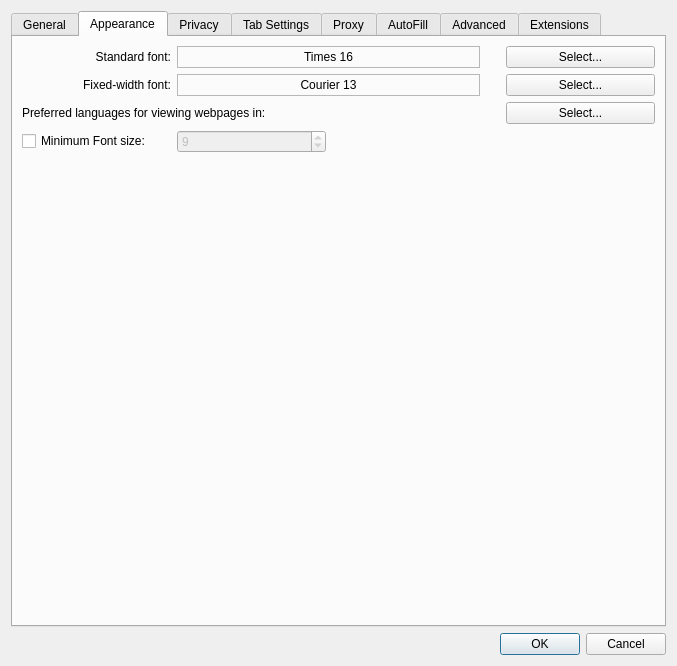
Above: src/settings.ui from janos-szenfner/arora before the change. Below: the same form after it.
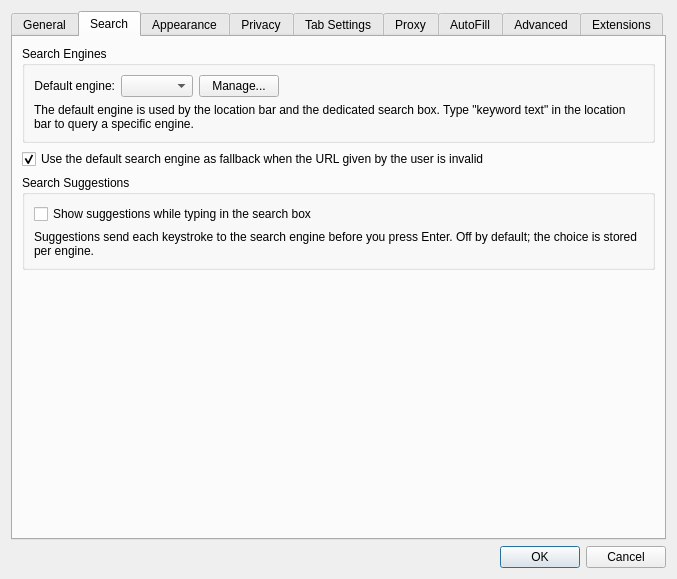
That is the form after the change. The open tabs and pages were chosen to show the change.

Commit message: SRCH02: dedicated Search page in the preferences dialog

Patch:
```diff
--- a/src/settings.ui
+++ b/src/settings.ui
@@ -158,16 +158,6 @@
          </item>
         </widget>
        </item>
-       <item row="4" column="0" colspan="3">
-        <widget class="QCheckBox" name="searchEngineFallback">
-         <property name="text">
-          <string>Use the default search engine as fallback when the URL given by the user is invalid</string>
-         </property>
-         <property name="checked">
-          <bool>true</bool>
-         </property>
-        </widget>
-       </item>
        <item row="6" column="0" colspan="3">
         <widget class="QGroupBox" name="groupBox_2">
          <property name="title">
@@ -255,6 +245,121 @@
        </item>
       </layout>
      </widget>
+     <widget class="QWidget" name="tab_search">
+      <attribute name="title">
+       <string>Search</string>
+      </attribute>
+      <layout class="QVBoxLayout" name="searchTabLayout">
+       <item>
+        <widget class="QGroupBox" name="enginesGroupBox">
+         <property name="title">
+          <string>Search Engines</string>
+         </property>
+         <layout class="QGridLayout" name="enginesGridLayout">
+          <item row="0" column="0">
+           <widget class="QLabel" name="defaultEngineLabel">
+            <property name="text">
+             <string>Default engine:</string>
+            </property>
+            <property name="alignment">
+             <set>Qt::AlignRight|Qt::AlignTrailing|Qt::AlignVCenter</set>
+            </property>
+            <property name="buddy">
+             <cstring>defaultEngineCombo</cstring>
+            </property>
+           </widget>
+          </item>
+          <item row="0" column="1">
+           <widget class="QComboBox" name="defaultEngineCombo">
+            <property name="accessibleName">
+             <string>Default search engine</string>
+            </property>
+           </widget>
+          </item>
+          <item row="0" column="2">
+           <widget class="QPushButton" name="manageEnginesButton">
+            <property name="text">
+             <string>Manage...</string>
+            </property>
+           </widget>
+          </item>
+          <item row="0" column="3">
+           <spacer name="enginesRowSpacer">
+            <property name="orientation">
+             <enum>Qt::Horizontal</enum>
+            </property>
+            <property name="sizeHint" stdset="0">
+             <size>
+              <width>40</width>
+              <height>20</height>
+             </size>
+            </property>
+           </spacer>
+          </item>
+          <item row="1" column="0" colspan="4">
+           <widget class="QLabel" name="enginesHintLabel">
+            <property name="text">
+             <string>The default engine is used by the location bar and the dedicated search box. Type &quot;keyword text&quot; in the location bar to query a specific engine.</string>
+            </property>
+            <property name="wordWrap">
+             <bool>true</bool>
+            </property>
+           </widget>
+          </item>
+         </layout>
+        </widget>
+       </item>
+       <item>
+        <widget class="QCheckBox" name="searchEngineFallback">
+         <property name="text">
+          <string>Use the default search engine as fallback when the URL given by the user is invalid</string>
+         </property>
+         <property name="checked">
+          <bool>true</bool>
+         </property>
+        </widget>
+       </item>
+       <item>
+        <widget class="QGroupBox" name="searchSuggestionsGroupBox">
+         <property name="title">
+          <string>Search Suggestions</string>
+         </property>
+         <layout class="QGridLayout">
+          <item row="0" column="0">
+           <widget class="QCheckBox" name="searchSuggestionsCheckBox">
+            <property name="text">
+             <string>Show suggestions while typing in the search box</string>
+            </property>
+           </widget>
+          </item>
+          <item row="1" column="0">
+           <widget class="QLabel" name="searchSuggestionsHint">
+            <property name="text">
+             <string>Suggestions send each keystroke to the search engine before you press Enter. Off by default; the choice is stored per engine.</string>
+            </property>
+            <property name="wordWrap">
+             <bool>true</bool>
+            </property>
+           </widget>
+          </item>
+         </layout>
+        </widget>
+       </item>
+       <item>
+        <spacer name="searchVerticalSpacer">
+         <property name="orientation">
+          <enum>Qt::Vertical</enum>
+         </property>
+         <property name="sizeHint" stdset="0">
+          <size>
+           <width>20</width>
+           <height>40</height>
+          </size>
+         </property>
+        </spacer>
+       </item>
+      </layout>
+     </widget>
      <widget class="QWidget" name="tab_3">
       <attribute name="title">
        <string>Appearance</string>
@@ -672,32 +777,6 @@
          </layout>
         </widget>
        </item>
-       <item>
-        <widget class="QGroupBox" name="searchSuggestionsGroupBox">
-         <property name="title">
-          <string>Search Suggestions</string>
-         </property>
-         <layout class="QGridLayout">
-          <item row="0" column="0">
-           <widget class="QCheckBox" name="searchSuggestionsCheckBox">
-            <property name="text">
-             <string>Show suggestions while typing in the search box</string>
-            </property>
-           </widget>
-          </item>
-          <item row="1" column="0">
-           <widget class="QLabel" name="searchSuggestionsHint">
-            <property name="text">
-             <string>Suggestions send each keystroke to the search engine before you press Enter. Off by default; the choice is stored per engine.</string>
-            </property>
-            <property name="wordWrap">
-             <bool>true</bool>
-            </property>
-           </widget>
-          </item>
-         </layout>
-        </widget>
-       </item>
        <item>
         <spacer>
          <property name="orientation">
```
Left out of the diff: 5 changed lines with no effect on the pictures. The commit also changes 9 other files.
